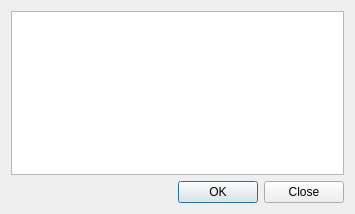
The window that starcheat/templates/OpenPlayer.ui (wizzomafizzo/starcheat) describes before a commit, drawn with Qt 5.
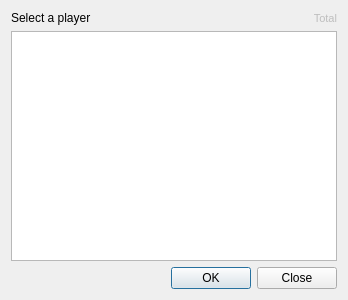
The same window after the commit.

Commit message: Open player gui tweaks, added player preview icons

Patch:
```diff
--- a/starcheat/templates/OpenPlayer.ui
+++ b/starcheat/templates/OpenPlayer.ui
@@ -6,15 +6,15 @@
    <rect>
     <x>0</x>
     <y>0</y>
-    <width>355</width>
-    <height>214</height>
+    <width>348</width>
+    <height>300</height>
    </rect>
   </property>
   <property name="windowTitle">
    <string>Open Player</string>
   </property>
   <layout class="QGridLayout" name="gridLayout">
-   <item row="0" column="0">
+   <item row="1" column="0" colspan="2">
     <widget class="QListWidget" name="player_list">
      <property name="editTriggers">
       <set>QAbstractItemView::NoEditTriggers</set>
@@ -22,9 +22,58 @@
      <property name="selectionBehavior">
       <enum>QAbstractItemView::SelectRows</enum>
      </property>
+     <property name="iconSize">
+      <size>
+       <width>32</width>
+       <height>32</height>
+      </size>
+     </property>
+     <property name="verticalScrollMode">
+      <enum>QAbstractItemView::ScrollPerItem</enum>
+     </property>
+     <property name="horizontalScrollMode">
+      <enum>QAbstractItemView::ScrollPerItem</enum>
+     </property>
+     <property name="gridSize">
+      <size>
+       <width>0</width>
+       <height>32</height>
+      </size>
+     </property>
+     <property name="selectionRectVisible">
+      <bool>true</bool>
+     </property>
+     <property name="sortingEnabled">
+      <bool>true</bool>
+     </property>
     </widget>
    </item>
-   <item row="1" column="0">
+   <item row="0" column="1">
+    <widget class="QLabel" name="total_label">
+     <property name="enabled">
+      <bool>false</bool>
+     </property>
+     <property name="font">
+      <font>
+       <pointsize>8</pointsize>
+      </font>
+     </property>
+     <property name="text">
+      <string>Total</string>
+     </property>
+     <property name="alignment">
+      <set>Qt::AlignRight|Qt::AlignTrailing|Qt::AlignVCenter</set>
+     </property>
+    </widget>
+   </item>
+   <item row="0" column="0">
+    <widget class="QLabel" name="label">
+     <property name="text">
+      <string>Select a player</string>
+     </property>
+    </widget>
+   </item>
+   <item row="2" column="0" colspan="2">
     <widget class="QDialogButtonBox" name="buttonBox">
      <property name="orientation">
       <enum>Qt::Horizontal</enum>
```
The commit also changes 3 other files.
